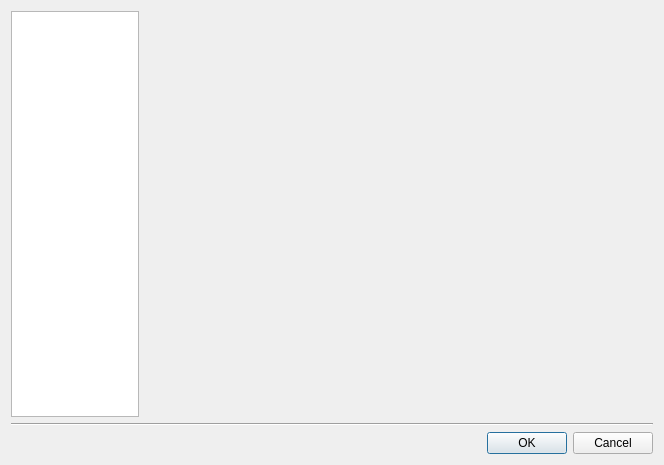
bkbme/CALLogViewer, file misc/settingsdialog.ui: the form before one commit.
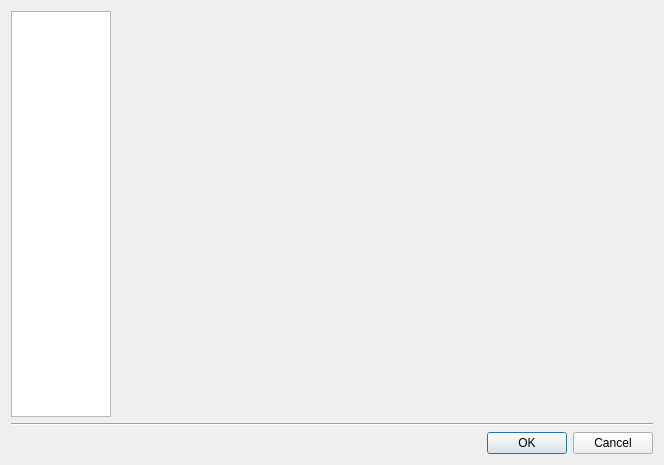
The form after the commit.

Commit message: improve settings dialog size

```diff
--- a/misc/settingsdialog.ui
+++ b/misc/settingsdialog.ui
@@ -24,6 +24,12 @@
     <layout class="QHBoxLayout" name="horizontalLayout">
      <item>
       <widget class="QListWidget" name="lwContent">
+       <property name="sizePolicy">
+        <sizepolicy hsizetype="Preferred" vsizetype="Expanding">
+         <horstretch>0</horstretch>
+         <verstretch>0</verstretch>
+        </sizepolicy>
+       </property>
        <property name="minimumSize">
         <size>
          <width>100</width>
@@ -32,7 +38,7 @@
        </property>
        <property name="maximumSize">
         <size>
-         <width>128</width>
+         <width>100</width>
          <height>16777215</height>
         </size>
        </property>
```
The commit also changes 3 other files.
